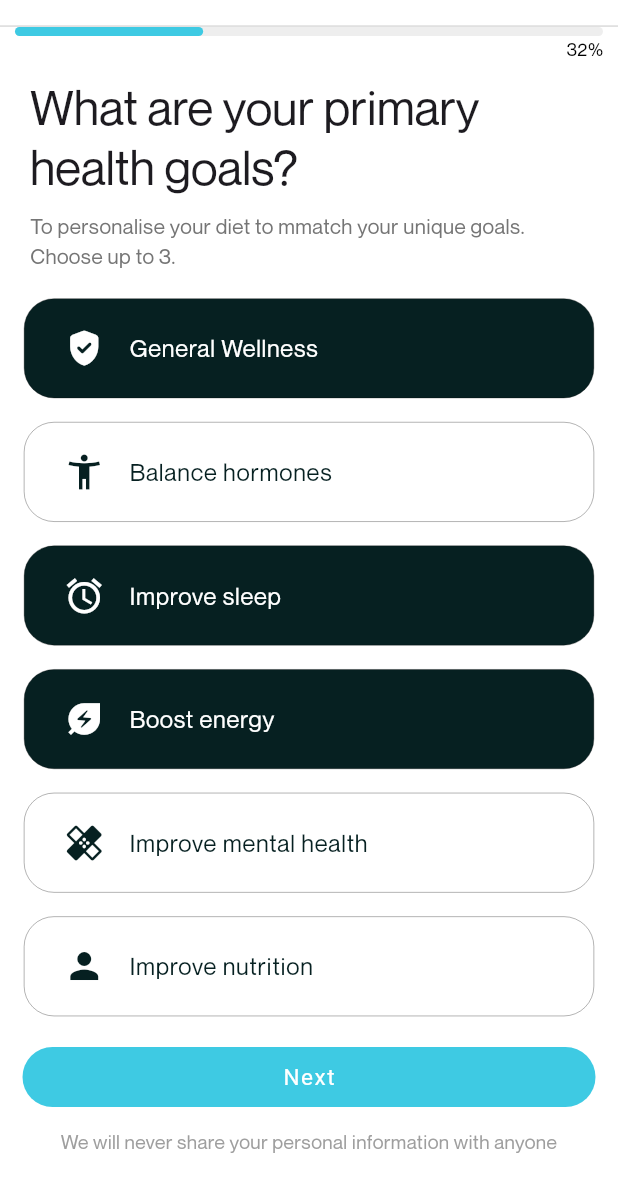
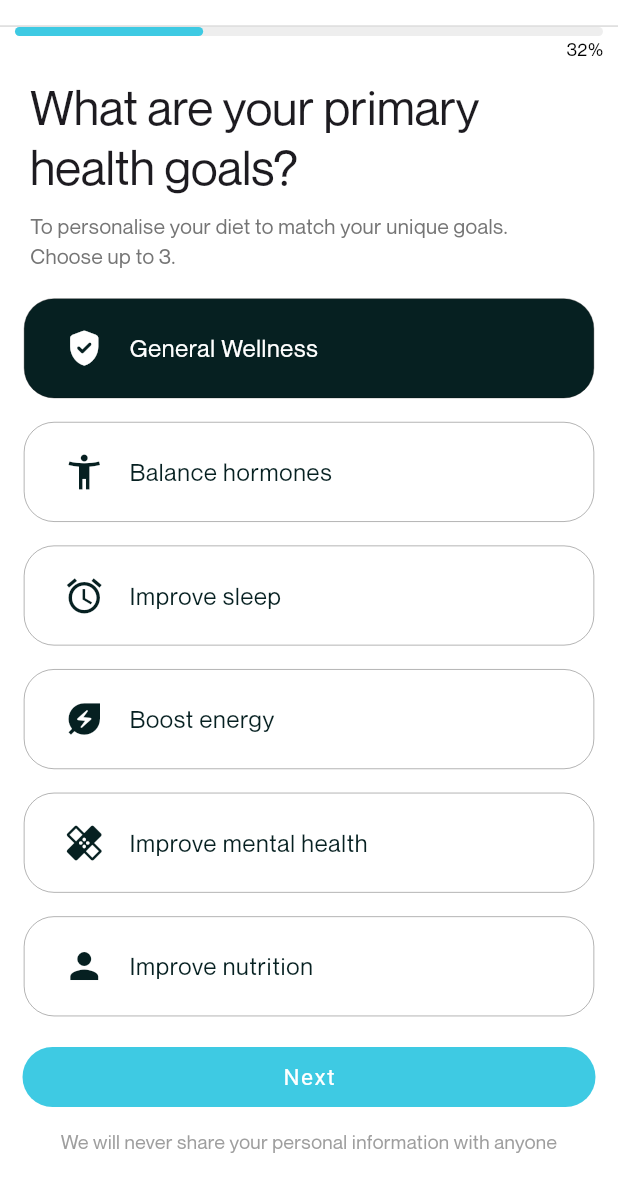
Before and after one commit to AlliAga/optimally_me_app, a Flutter app: the screen it shows after launch, after a tap on "Next", on a phone screen of 412 x 824 dp, the part 57-1236 px from its top. Run offline on Flutter 3.47's test engine with Material 3 defaults, Android fonts, the phone set to English and light mode, and no system bars.

Commit message:
Feature/auth (#11)
* Home Feature: Bottom navigation bar Implemented, Lifestylle Screen Impemented, Navigation Option Model & Widget implemented

* Home Feature: Bottom navigation bar Implemented, Lifestylle Screen Impemented, Navigation Option Model & Widget implemented

* Home Feature: Bottom navigation bar Implemented, Lifestylle Screen Impemented, Navigation Option Model & Widget implemented

* Home Feature: Daily Calory Card Implemented

* Auth Feature: Gender field Implemented & Weight Indicator Implemented, Conditions Implemented

* Home Feature: Water Intake Card Implemented, Calory Card Updated

* Nutrition Feature: Recipe Card Imlemented, Tab bar and TabView Implemented, Screen Structure Implemented

* Auth Feature: Color for unselected Text in Step one Select Indicator widget, Step 3 typo error fixed

* Nutrition Feature: Recipies Card Updated, Plan Overview UI Implemented, Button Widget Updated with outline

* Nutrition Feature: Recipes Card State for bookmark implemented, Recipe Details Page Bookmark State Implemented

* Nutrition Feature: Meal Plan UI Implemented, State Implemented, Models Implemented

* Nutrition Feature: Meal Plan Functionality Implemented, Updated Widgets, Logic for Selected meal Implemented, Category based listing implemented

* Auth Feature: Health Goal state fuctionality implemented, Dietary State and fucntionality implemented

```diff
--- /dev/null
+++ b/lib/features/auth/interfaces/step_three_interface.dart
@@ -0,0 +1,6 @@
+import 'package:optimally_me_app/features/auth/models/dietary_model.dart';
+
+abstract class StepThreeInterface {
+  List<Dietary> get dietaries;
+  void selectDeselectDietary(Dietary dietary);
+}
--- /dev/null
+++ b/lib/features/auth/interfaces/step_two_interaface.dart
@@ -0,0 +1,7 @@
+import 'package:optimally_me_app/features/auth/models/health_goal_model.dart';
+
+abstract class StepTwoInteraface {
+  List<HealthGoal> get healthGoals;
+  bool get selectionCondition;
+  void selectDeselectHealthGoals(HealthGoal healthGoal);
+}
--- a/lib/features/auth/interfaces/stepper_interface.dart
+++ b/lib/features/auth/interfaces/stepper_interface.dart
@@ -1,6 +1,4 @@
 import 'package:flutter/material.dart';
-import 'package:optimally_me_app/features/auth/models/dietary_model.dart';
-import 'package:optimally_me_app/features/auth/models/health_goal_model.dart';
 
 abstract class StepperInterface {
   int get currentPageIndex;
@@ -10,6 +8,4 @@
   bool get isFinalStep;
   void onNextStep(BuildContext context);
   void onPreviousStep();
-  List<HealthGoal> get healthGoals;
-  List<Dietary> get dietaries;
 }
--- /dev/null
+++ b/lib/features/auth/providers/step_two_provider.dart
@@ -0,0 +1,57 @@
+import 'package:flutter/material.dart';
+import 'package:optimally_me_app/features/auth/interfaces/step_two_interaface.dart';
+import 'package:optimally_me_app/features/auth/models/health_goal_model.dart';
+
+class StepTwoProvider extends ChangeNotifier implements StepTwoInteraface {
+  final List<HealthGoal> _healthGoals = [
+    HealthGoal(
+      icon: Icons.gpp_good_rounded,
+      label: "General Wellness",
+      isSelected: true,
+    ),
+    HealthGoal(
+      icon: Icons.accessibility_new,
+      label: "Balance hormones",
+      isSelected: false,
+    ),
+    HealthGoal(
+      icon: Icons.alarm,
+      label: "Improve sleep",
+      isSelected: false,
+    ),
+    HealthGoal(
+      icon: Icons.energy_savings_leaf,
+      label: "Boost energy",
+      isSelected: false,
+    ),
+    HealthGoal(
+      icon: Icons.healing,
+      label: "Improve mental health",
+      isSelected: false,
+    ),
+    HealthGoal(
+      icon: Icons.person,
+      label: "Improve nutrition",
+      isSelected: false,
+    ),
+  ];
+
+  @override
+  List<HealthGoal> get healthGoals => _healthGoals;
+
+  @override
+  bool get selectionCondition =>
+      _healthGoals
+          .where((healthGoal) => healthGoal.isSelected)
+          .toList()
+          .length ==
+      3;
+
+  @override
+  void selectDeselectHealthGoals(HealthGoal healthGoal) {
+    if (selectionCondition && !healthGoal.isSelected) return;
+
+    healthGoal.isSelected = !healthGoal.isSelected;
+    notifyListeners();
+  }
+}
--- a/lib/features/auth/providers/stepper_provider.dart
+++ b/lib/features/auth/providers/stepper_provider.dart
@@ -1,7 +1,5 @@
 import 'package:flutter/material.dart';
 import 'package:optimally_me_app/features/auth/interfaces/stepper_interface.dart';
-import 'package:optimally_me_app/features/auth/models/dietary_model.dart';
-import 'package:optimally_me_app/features/auth/models/health_goal_model.dart';
 import 'package:optimally_me_app/features/auth/screens/step_one_screen.dart';
 import 'package:optimally_me_app/features/auth/screens/step_three_screen.dart';
 import 'package:optimally_me_app/features/auth/screens/step_two_screen.dart';
@@ -55,72 +53,4 @@
     _currentPageIndex--;
     notifyListeners();
   }
-
-  @override
-  List<HealthGoal> get healthGoals => [
-        HealthGoal(
-          icon: Icons.gpp_good_rounded,
-          label: "General Wellness",
-          isSelected: true,
-        ),
-        HealthGoal(
-          icon: Icons.accessibility_new,
-          label: "Balance hormones",
-          isSelected: false,
-        ),
-        HealthGoal(
-          icon: Icons.alarm,
-          label: "Improve sleep",
-          isSelected: true,
-        ),
-        HealthGoal(
-          icon: Icons.energy_savings_leaf,
-          label: "Boost energy",
-          isSelected: true,
-        ),
-        HealthGoal(
-          icon: Icons.healing,
-          label: "Improve mental health",
-          isSelected: false,
-        ),
-        HealthGoal(
-          icon: Icons.person,
-          label: "Improve nutrition",
-          isSelected: false,
-        ),
-      ];
-
-  @override
-  List<Dietary> get dietaries => [
-        Dietary(
-          icon: Icons.not_accessible,
-          label: "No Preference",
-          isSelected: false,
-        ),
-        Dietary(
-          icon: Icons.format_color_text,
-          label: "Flexiterian",
-          isSelected: false,
-        ),
-        Dietary(
-          icon: Icons.line_weight,
-          label: "Kilo/Low Carbs",
-          isSelected: true,
-        ),
-        Dietary(
-          icon: Icons.food_bank,
-          label: "Mediterranean",
-          isSelected: false,
-        ),
-        Dietary(
-          icon: Icons.color_lens,
-          label: "Paleo",
-          isSelected: false,
-        ),
-        Dietary(
-          icon: Icons.online_prediction,
-          label: "Pescaterian",
-          isSelected: false,
-        ),
-      ];
 }
--- a/lib/features/auth/screens/step_three_screen.dart
+++ b/lib/features/auth/screens/step_three_screen.dart
@@ -1,5 +1,6 @@
 import 'package:flutter/material.dart';
-import 'package:optimally_me_app/features/auth/providers/stepper_provider.dart';
+import 'package:optimally_me_app/features/auth/models/dietary_model.dart';
+import 'package:optimally_me_app/features/auth/providers/step_three_provider.dart';
 import 'package:optimally_me_app/features/auth/widgets/dietary_card_widget.dart';
 import 'package:optimally_me_app/features/auth/widgets/step_header_widget.dart';
 import 'package:provider/provider.dart';
@@ -17,13 +18,16 @@
           description: "Let us know what your current dietary preferences are.",
         ),
         Expanded(
-          child: Consumer<StepperProvider>(
-              builder: (context, stepperProvider, widget) {
+          child:
+              Consumer<StepThreeProvider>(builder: (context, provider, widget) {
             return ListView.builder(
-              itemCount: stepperProvider.dietaries.length,
+              itemCount: provider.dietaries.length,
               itemBuilder: (context, index) {
+                final Dietary dietary = provider.dietaries[index];
+
                 return DietaryCard(
-                  dietary: stepperProvider.dietaries[index],
+                  onTap: () => provider.selectDeselectDietary(dietary),
+                  dietary: dietary,
                 );
               },
             );
--- a/lib/features/auth/screens/step_two_screen.dart
+++ b/lib/features/auth/screens/step_two_screen.dart
@@ -1,5 +1,6 @@
 import 'package:flutter/material.dart';
-import 'package:optimally_me_app/features/auth/providers/stepper_provider.dart';
+import 'package:optimally_me_app/features/auth/models/health_goal_model.dart';
+import 'package:optimally_me_app/features/auth/providers/step_two_provider.dart';
 import 'package:optimally_me_app/features/auth/widgets/health_goal_card_widget.dart';
 import 'package:optimally_me_app/features/auth/widgets/step_header_widget.dart';
 import 'package:provider/provider.dart';
@@ -15,16 +16,19 @@
         const StepHeader(
           title: "What are your primary health goals?",
           description:
-              "To personalise your diet to mmatch your unique goals. \nChoose up to 3.",
+              "To personalise your diet to match your unique goals. \nChoose up to 3.",
         ),
         Expanded(
-          child: Consumer<StepperProvider>(
-              builder: (context, stepperProvider, widget) {
+          child:
+              Consumer<StepTwoProvider>(builder: (context, provider, widget) {
             return ListView.builder(
-              itemCount: stepperProvider.healthGoals.length,
+              itemCount: provider.healthGoals.length,
               itemBuilder: (context, index) {
+                final HealthGoal healthGoal = provider.healthGoals[index];
+
                 return HealthGoalCard(
-                  healthGoal: stepperProvider.healthGoals[index],
+                  onTap: () => provider.selectDeselectHealthGoals(healthGoal),
+                  healthGoal: healthGoal,
                 );
               },
             );
--- a/lib/features/auth/widgets/dietary_card_widget.dart
+++ b/lib/features/auth/widgets/dietary_card_widget.dart
@@ -3,11 +3,14 @@
 
 class DietaryCard extends StatelessWidget {
   final Dietary dietary;
-  const DietaryCard({super.key, required this.dietary});
+  final void Function()? onTap;
+  const DietaryCard({super.key, required this.dietary, this.onTap});
 
   @override
   Widget build(BuildContext context) {
-    return Container(
+    return GestureDetector(
+      onTap: onTap,
+      child: Container(
         margin: const EdgeInsets.symmetric(horizontal: 16, vertical: 8),
         padding: const EdgeInsets.symmetric(horizontal: 10, vertical: 5),
         decoration: BoxDecoration(
@@ -45,8 +48,10 @@
             ),
             child: Container(
               decoration: BoxDecoration(
-              color: dietary.isSelected ? Theme.of(context).primaryColor : null,
+                color:
+                    dietary.isSelected ? Theme.of(context).primaryColor : null,
                 shape: BoxShape.circle,
+              ),
             ),
           ),
         ),
--- a/lib/features/auth/widgets/health_goal_card_widget.dart
+++ b/lib/features/auth/widgets/health_goal_card_widget.dart
@@ -3,12 +3,14 @@
 
 class HealthGoalCard extends StatelessWidget {
   final HealthGoal healthGoal;
-
-  const HealthGoalCard({super.key, required this.healthGoal});
+  final void Function()? onTap;
+  const HealthGoalCard({super.key, required this.healthGoal, this.onTap});
 
   @override
   Widget build(BuildContext context) {
-    return Container(
+    return GestureDetector(
+      onTap: onTap,
+      child: Container(
         margin: const EdgeInsets.symmetric(horizontal: 16, vertical: 8),
         padding: const EdgeInsets.symmetric(horizontal: 10, vertical: 5),
         decoration: BoxDecoration(
@@ -22,14 +24,17 @@
           leading: Icon(
             healthGoal.icon,
             size: 28,
-          color: healthGoal.isSelected ? Colors.white : const Color(0xFF062021),
+            color:
+                healthGoal.isSelected ? Colors.white : const Color(0xFF062021),
           ),
           title: Text(
             healthGoal.label,
             style: TextStyle(
               fontSize: 16,
-            color:
-                healthGoal.isSelected ? Colors.white : const Color(0xFF062021),
+              color: healthGoal.isSelected
+                  ? Colors.white
+                  : const Color(0xFF062021),
+            ),
           ),
         ),
       ),
--- a/lib/main.dart
+++ b/lib/main.dart
@@ -1,5 +1,7 @@
 import 'package:flutter/material.dart';
 import 'package:optimally_me_app/features/auth/providers/step_one_provider.dart';
+import 'package:optimally_me_app/features/auth/providers/step_three_provider.dart';
+import 'package:optimally_me_app/features/auth/providers/step_two_provider.dart';
 import 'package:optimally_me_app/features/auth/providers/stepper_provider.dart';
 import 'package:optimally_me_app/features/auth/screens/signup_screen.dart';
 import 'package:optimally_me_app/features/home/providers/home_provider.dart';
@@ -15,6 +17,8 @@
       ChangeNotifierProvider(create: (_) => MealPlanProvider()),
       ChangeNotifierProvider(create: (_) => RecipeProvider()),
       ChangeNotifierProvider(create: (_) => StepOneProvider()),
+      ChangeNotifierProvider(create: (_) => StepTwoProvider()),
+      ChangeNotifierProvider(create: (_) => StepThreeProvider()),
       ChangeNotifierProvider(create: (_) => StepperProvider()),
     ],
     child: const OptimallyMe(),
```
Also changed, not shown: lib/features/auth/providers/step_three_provider.dart (added, +50 -0 lines). Lines whose indentation alone changed are shown as unchanged.
